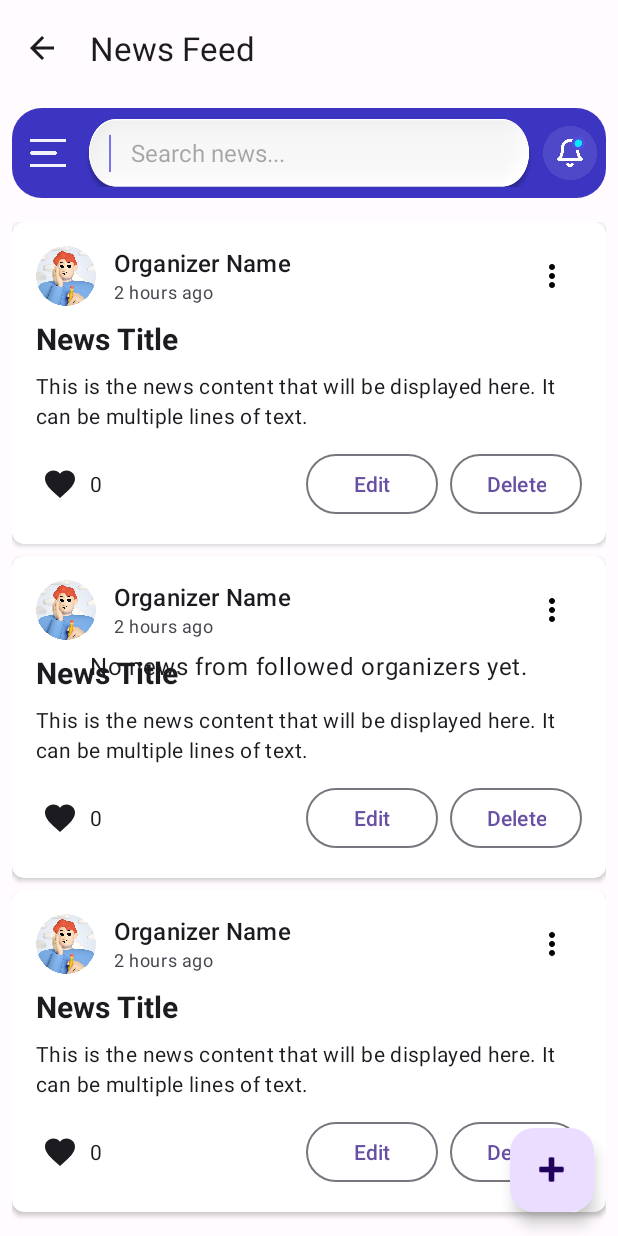
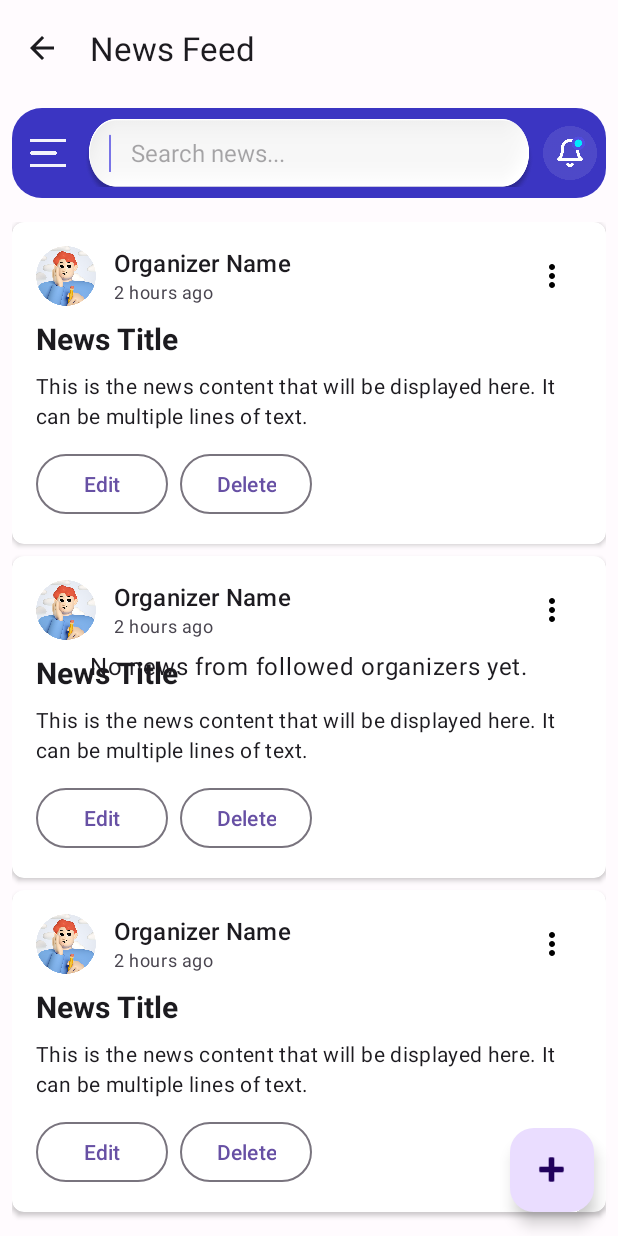
Before and after one commit to SparkySky/UTAR-ACT-a, an Android app: the layout activity_news.xml on its own in the app's theme, with its tools: preview values and no code run, on a phone screen of 412 x 824 dp. Run offline under Robolectric (Android 15) with nearby library versions, the phone set to English and light mode, and no system bars.

Commit message:
Remove Like Function

```diff
--- a/app/src/main/java/com/meow/utaract/utils/GuestProfile.java
+++ b/app/src/main/java/com/meow/utaract/utils/GuestProfile.java
@@ -33,10 +33,6 @@ public class GuestProfile implements Serializable {
             following.remove(organizerId);
         }
     }
-    private List<String> likedNews; // News IDs that this guest has liked
-
-    public List<String> getLikedNews() { return likedNews; }
-    public void setLikedNews(List<String> likedNews) { this.likedNews = likedNews; }
 
 
     public GuestProfile(String name, String email, String phone, List<String> preferences) {
--- a/app/src/main/res/layout/list_item_news.xml
+++ b/app/src/main/res/layout/list_item_news.xml
@@ -117,31 +117,6 @@
             android:orientation="horizontal"
             android:gravity="center_vertical">
 
-            <!-- Like Button -->
-            <LinearLayout
-                android:layout_width="0dp"
-                android:layout_height="wrap_content"
-                android:layout_weight="1"
-                android:orientation="horizontal"
-                android:gravity="center_vertical">
-
-                <ImageButton
-                    android:id="@+id/likeButton"
-                    android:layout_width="32dp"
-                    android:layout_height="32dp"
-                    android:background="?attr/selectableItemBackgroundBorderless"
-                    android:src="@drawable/ic_heart_outline"
-                    android:contentDescription="Like news"
-                    app:tint="?attr/colorOnSurface" />
-
-                <TextView
-                    android:id="@+id/likeCount"
-                    android:layout_width="wrap_content"
-                    android:layout_height="wrap_content"
-                    android:layout_marginStart="4dp"
-                    android:text="@string/like_count"
-                    android:textAppearance="?attr/textAppearanceBodyMedium" />
-            </LinearLayout>
 
             <!-- Edit and Delete Buttons (Visible only for organizers) -->
             <LinearLayout
```
Also changed, not shown: app/src/main/java/com/meow/utaract/NewsActivity.java (+0 -45 lines), app/src/main/java/com/meow/utaract/utils/News.java (+0 -40 lines), app/src/main/java/com/meow/utaract/utils/NewsAdapter.java (+1 -17 lines), app/src/main/java/com/meow/utaract/utils/NewsStorage.java (+0 -26 lines).
